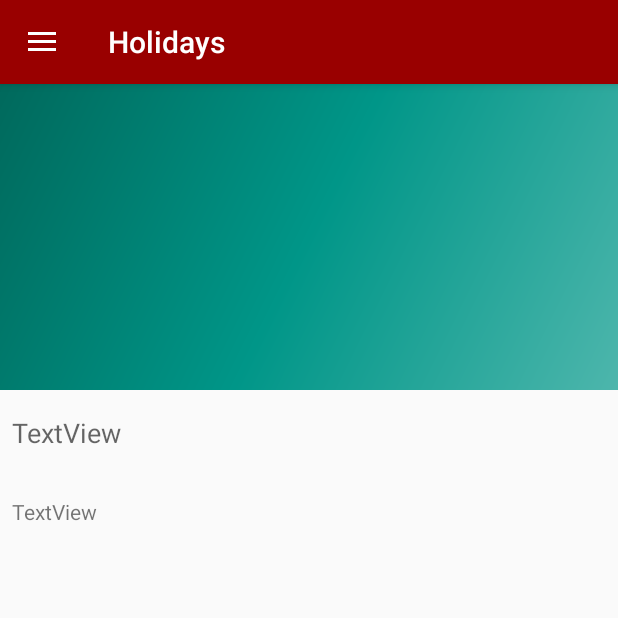
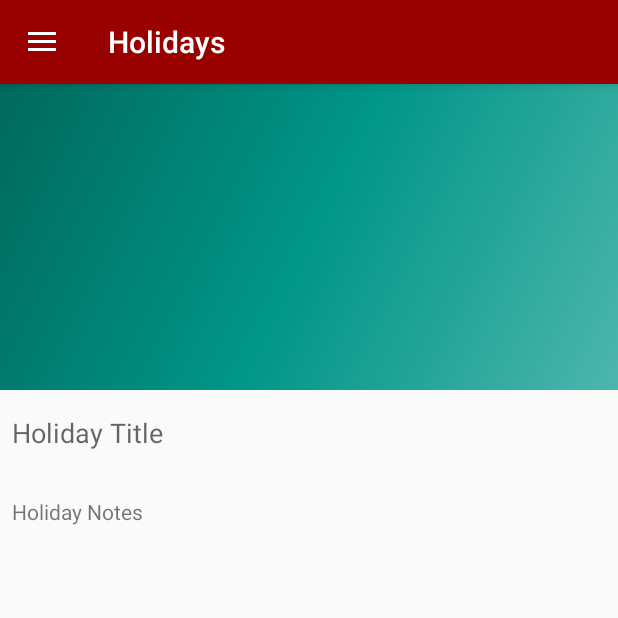
Before and after one commit to geoking/TravelKeeper, an Android app: the fragment HolidayDetailsFragment placed in its activity, on a phone screen of 412 x 824 dp, the top half of it. Run offline under Robolectric (Android 15) with nearby library versions, the phone set to English and light mode, and no system bars; 2 statements that could not run were skipped.

Commit message:
Updated holiday data

```diff
--- a/app/src/main/java/me/geoking/travelkeeper/fragments/HolidayDetailsFragment.java
+++ b/app/src/main/java/me/geoking/travelkeeper/fragments/HolidayDetailsFragment.java
@@ -65,9 +65,9 @@ public class HolidayDetailsFragment extends Fragment {
         // Inflate the layout for this fragment
         View view = inflater.inflate(R.layout.fragment_holiday_details, container, false);
 
-        TextView titleField = view.findViewById(R.id.titleView);
+        TextView titleField = view.findViewById(R.id.holiday_details_title);
         titleField.setText(item.content);
-        TextView notesField = view.findViewById(R.id.notesView);
+        TextView notesField = view.findViewById(R.id.holiday_notes);
         notesField.setText(item.details);
         return view;
 
--- a/app/src/main/res/layout/fragment_holiday_details.xml
+++ b/app/src/main/res/layout/fragment_holiday_details.xml
@@ -23,25 +23,25 @@
         tools:showIn="@layout/app_bar_main">
 
         <TextView
-            android:id="@+id/notesView"
+            android:id="@+id/holiday_notes"
             android:layout_width="match_parent"
             android:layout_height="262dp"
             android:layout_marginEnd="8dp"
             android:layout_marginStart="8dp"
-            android:text="TextView"
+            android:text="@string/holiday_notes"
             app:layout_constraintBottom_toBottomOf="parent"
             app:layout_constraintEnd_toEndOf="parent"
             app:layout_constraintStart_toStartOf="parent"
-            app:layout_constraintTop_toBottomOf="@+id/titleView"
+            app:layout_constraintTop_toBottomOf="@+id/holiday_details_title"
             app:layout_constraintVertical_bias="0.100000024" />
 
         <TextView
-            android:id="@+id/titleView"
+            android:id="@+id/holiday_details_title"
             android:layout_width="match_parent"
             android:layout_height="29dp"
             android:layout_marginEnd="8dp"
             android:layout_marginStart="8dp"
-            android:text="TextView"
+            android:text="@string/holiday_details_title"
             android:textAppearance="@android:style/TextAppearance.Material.Medium"
             app:layout_constraintBottom_toBottomOf="parent"
             app:layout_constraintEnd_toEndOf="parent"
--- a/app/src/main/res/values/strings.xml
+++ b/app/src/main/res/values/strings.xml
@@ -7,7 +7,7 @@
     <string name="action_settings">Settings</string>
     <string name="main_title">Travel Keeper</string>
     <string name="title_activity_holidays">Holidays</string>
+    <string name="holiday_notes">Holiday Notes</string>
+    <string name="holiday_details_title">Holiday Title</string>
 
-    <!-- TODO: Remove or change this placeholder text -->
-    <string name="hello_blank_fragment">Hello blank fragment</string>
 </resources>
```
Also changed, not shown: app/src/main/java/me/geoking/travelkeeper/model/Holiday.java (+7 -5 lines), app/src/main/java/me/geoking/travelkeeper/model/HolidayData.java (added, +41 -0 lines).
